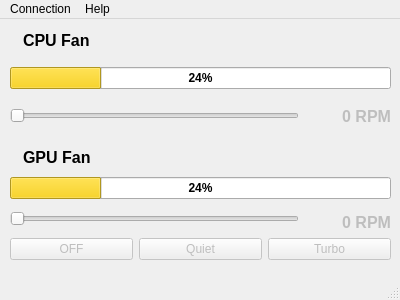
The window that Qt/uic/mainwindow.ui (mbober1/ESPCooling) describes before a commit, drawn with Qt 5.
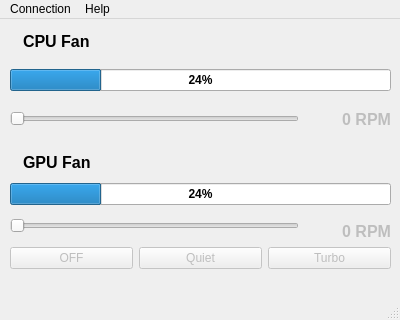
The same window after the commit. Icons and pictures are not drawn.

```diff
--- a/Qt/uic/mainwindow.ui
+++ b/Qt/uic/mainwindow.ui
@@ -7,7 +7,7 @@
     <x>0</x>
     <y>0</y>
     <width>400</width>
-    <height>300</height>
+    <height>320</height>
    </rect>
   </property>
   <property name="sizePolicy">
@@ -25,100 +25,9 @@
   <property name="maximumSize">
    <size>
     <width>400</width>
-    <height>300</height>
+    <height>320</height>
    </size>
   </property>
-  <property name="palette">
-   <palette>
-    <active>
-     <colorrole role="Highlight">
-      <brush brushstyle="SolidPattern">
-       <color alpha="255">
-        <red>229</red>
-        <green>165</green>
-        <blue>10</blue>
-       </color>
-      </brush>
-     </colorrole>
-     <colorrole role="Link">
-      <brush brushstyle="SolidPattern">
-       <color alpha="255">
-        <red>248</red>
-        <green>228</green>
-        <blue>92</blue>
-       </color>
-      </brush>
-     </colorrole>
-     <colorrole role="LinkVisited">
-      <brush brushstyle="SolidPattern">
-       <color alpha="255">
-        <red>249</red>
-        <green>240</green>
-        <blue>107</blue>
-       </color>
-      </brush>
-     </colorrole>
-    </active>
-    <inactive>
-     <colorrole role="Highlight">
-      <brush brushstyle="SolidPattern">
-       <color alpha="255">
-        <red>246</red>
-        <green>211</green>
-        <blue>45</blue>
-       </color>
-      </brush>
-     </colorrole>
-     <colorrole role="Link">
-      <brush brushstyle="SolidPattern">
-       <color alpha="255">
-        <red>248</red>
-        <green>228</green>
-        <blue>92</blue>
-       </color>
-      </brush>
-     </colorrole>
-     <colorrole role="LinkVisited">
-      <brush brushstyle="SolidPattern">
-       <color alpha="255">
-        <red>249</red>
-        <green>240</green>
-        <blue>107</blue>
-       </color>
-      </brush>
-     </colorrole>
-    </inactive>
-    <disabled>
-     <colorrole role="Highlight">
-      <brush brushstyle="SolidPattern">
-       <color alpha="255">
-        <red>249</red>
-        <green>240</green>
-        <blue>107</blue>
-       </color>
-      </brush>
-     </colorrole>
-     <colorrole role="Link">
-      <brush brushstyle="SolidPattern">
-       <color alpha="255">
-        <red>248</red>
-        <green>228</green>
-        <blue>92</blue>
-       </color>
-      </brush>
-     </colorrole>
-     <colorrole role="LinkVisited">
-      <brush brushstyle="SolidPattern">
-       <color alpha="255">
-        <red>249</red>
-        <green>240</green>
-        <blue>107</blue>
-       </color>
-      </brush>
-     </colorrole>
-    </disabled>
-   </palette>
-  </property>
   <property name="windowTitle">
    <string>ESPCooling</string>
   </property>
@@ -129,6 +38,9 @@
   <property name="windowOpacity">
    <double>0.960000000000000</double>
   </property>
+  <property name="tabShape">
+   <enum>QTabWidget::Triangular</enum>
+  </property>
   <widget class="QWidget" name="centralwidget">
    <widget class="QWidget" name="verticalLayoutWidget">
     <property name="geometry">
@@ -136,7 +48,7 @@
       <x>10</x>
       <y>0</y>
       <width>381</width>
-      <height>241</height>
+      <height>250</height>
      </rect>
     </property>
     <layout class="QVBoxLayout" name="verticalLayout">
```
Left out of the diff: 2 changed lines with no effect on the pictures.
